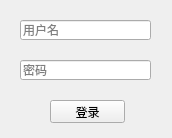
Before: the Qt Designer form mainwindow.ui in xlnx/PixivNotifier, drawn with Qt 5.
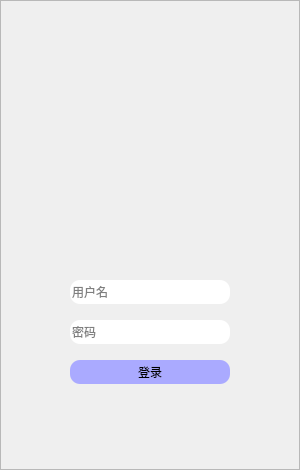
After: the same form once the commit is applied.

What changed in the file:
```diff
--- a/mainwindow.ui
+++ b/mainwindow.ui
@@ -6,52 +6,134 @@
    <rect>
     <x>0</x>
     <y>0</y>
-    <width>172</width>
-    <height>138</height>
+    <width>300</width>
+    <height>470</height>
    </rect>
   </property>
   <property name="windowTitle">
    <string>PixivNotifier</string>
   </property>
+  <property name="styleSheet">
+   <string notr="true">font: 25 9pt &quot;微软雅黑 Light&quot;;</string>
+  </property>
   <widget class="QWidget" name="centralWidget">
-   <widget class="QLineEdit" name="lePixivID">
+   <widget class="QFrame" name="pnlLogin">
     <property name="geometry">
      <rect>
-      <x>20</x>
-      <y>20</y>
-      <width>131</width>
-      <height>20</height>
+      <x>0</x>
+      <y>0</y>
+      <width>300</width>
+      <height>470</height>
      </rect>
     </property>
-    <property name="placeholderText">
-     <string>用户名</string>
+    <property name="sizePolicy">
+     <sizepolicy hsizetype="Preferred" vsizetype="Preferred">
+      <horstretch>0</horstretch>
+      <verstretch>0</verstretch>
+     </sizepolicy>
     </property>
-   </widget>
-   <widget class="QPushButton" name="btnLogin">
-    <property name="geometry">
-     <rect>
-      <x>50</x>
-      <y>100</y>
-      <width>75</width>
-      <height>23</height>
-     </rect>
+    <property name="maximumSize">
+     <size>
+      <width>300</width>
+      <height>470</height>
+     </size>
     </property>
-    <property name="text">
-     <string>登录</string>
+    <property name="frameShape">
+     <enum>QFrame::StyledPanel</enum>
     </property>
+    <property name="frameShadow">
+     <enum>QFrame::Raised</enum>
+    </property>
+    <widget class="QLineEdit" name="lePassword">
+     <property name="geometry">
+      <rect>
+       <x>70</x>
+       <y>320</y>
+       <width>160</width>
+       <height>24</height>
+      </rect>
+     </property>
+     <property name="styleSheet">
+      <string notr="true">border-radius: 10px;
+font: 9pt &quot;微软雅黑&quot;;</string>
+     </property>
+     <property name="placeholderText">
+      <string>密码</string>
+     </property>
+    </widget>
+    <widget class="QLineEdit" name="lePixivID">
+     <property name="geometry">
+      <rect>
+       <x>70</x>
+       <y>280</y>
+       <width>160</width>
+       <height>24</height>
+      </rect>
+     </property>
+     <property name="styleSheet">
+      <string notr="true">border-radius: 10px;
+font: 9pt &quot;微软雅黑&quot;;</string>
+     </property>
+     <property name="placeholderText">
+      <string>用户名</string>
+     </property>
+    </widget>
+    <widget class="QPushButton" name="btnLogin">
+     <property name="geometry">
+      <rect>
+       <x>70</x>
+       <y>360</y>
+       <width>160</width>
+       <height>24</height>
+      </rect>
+     </property>
+     <property name="styleSheet">
+      <string notr="true">border-radius: 10px;
+background-color: rgb(170, 170, 255);
+font: 9pt &quot;微软雅黑&quot;;</string>
+     </property>
+     <property name="text">
+      <string>登录</string>
+     </property>
+    </widget>
+    <zorder>lePassword</zorder>
+    <zorder>lePixivID</zorder>
+    <zorder>btnLogin</zorder>
+    <zorder>pnlMain</zorder>
+    <zorder>pnlMain</zorder>
+    <zorder>pnlMain</zorder>
    </widget>
-   <widget class="QLineEdit" name="lePassword">
+   <widget class="QFrame" name="pnlMain">
+    <property name="enabled">
+     <bool>true</bool>
+    </property>
     <property name="geometry">
      <rect>
-      <x>20</x>
-      <y>60</y>
-      <width>131</width>
-      <height>20</height>
+      <x>0</x>
+      <y>0</y>
+      <width>300</width>
+      <height>470</height>
      </rect>
     </property>
-    <property name="placeholderText">
-     <string>密码</string>
+    <property name="sizePolicy">
+     <sizepolicy hsizetype="Preferred" vsizetype="Preferred">
+      <horstretch>0</horstretch>
+      <verstretch>0</verstretch>
+     </sizepolicy>
     </property>
+    <property name="maximumSize">
+     <size>
+      <width>300</width>
+      <height>470</height>
+     </size>
+    </property>
+    <property name="frameShape">
+     <enum>QFrame::StyledPanel</enum>
+    </property>
+    <property name="frameShadow">
+     <enum>QFrame::Raised</enum>
+    </property>
+    <zorder>pnlLogin</zorder>
    </widget>
   </widget>
  </widget>
```
Left out of the diff: 2 changed lines with no effect on the pictures.
